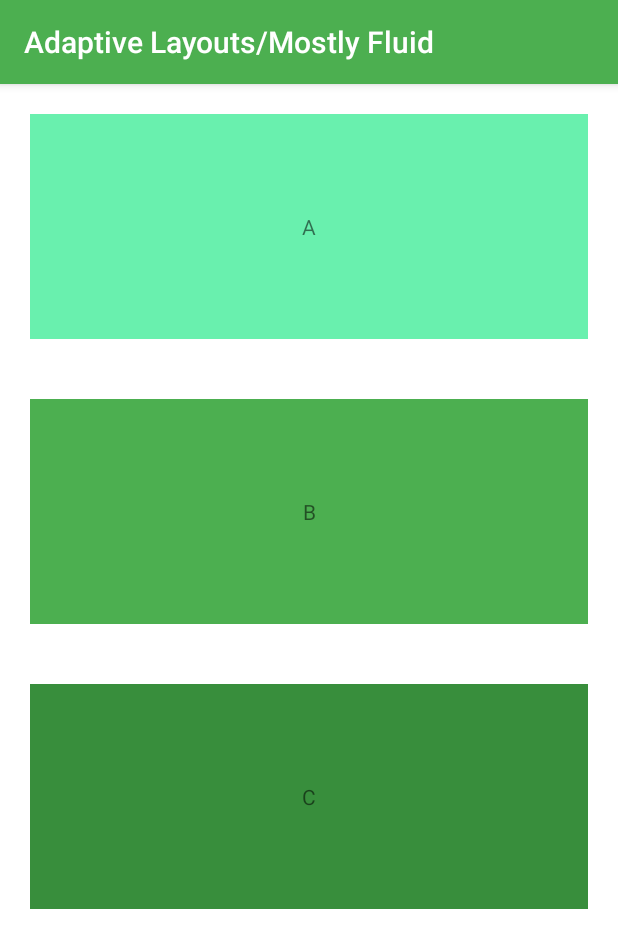
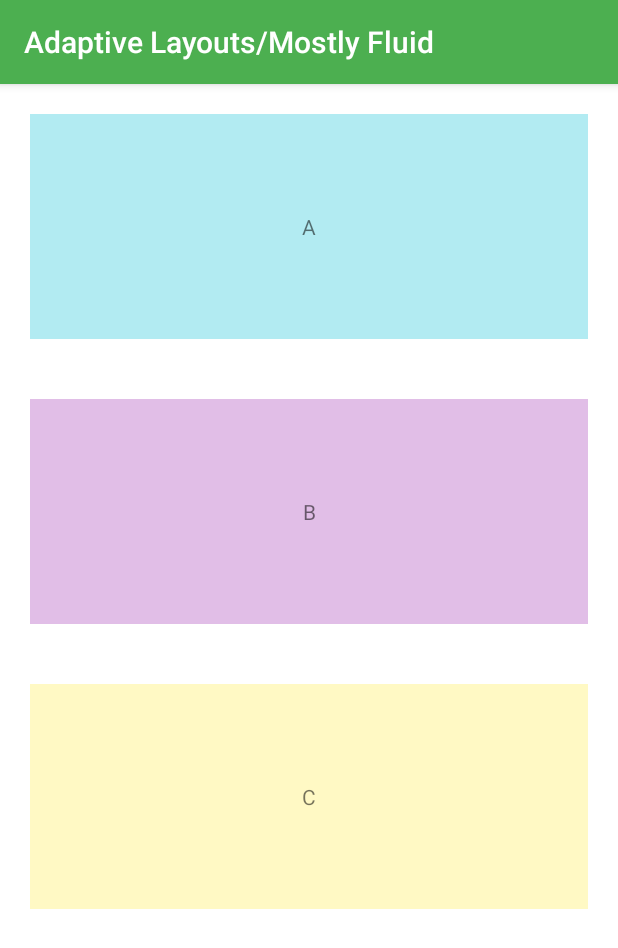
Before and after one commit to BradBroulik/android-adaptive-demos, an Android app: the MostlyFluidActivity screen opened directly, with no data from a screen before it, on a phone screen of 412 x 824 dp. Shown: the top 948 px of the screen. Run offline under Robolectric (Android 15) with nearby library versions, the phone set to English and light mode, and no system bars.

Commit message:
Style updates

```diff
--- a/app/src/main/res/layout/activity_mostly_fluid.xml
+++ b/app/src/main/res/layout/activity_mostly_fluid.xml
@@ -15,21 +15,21 @@
             android:layout_width="match_parent"
             android:layout_height="wrap_content"
             android:text="A"
-            android:background="@color/green_A200" />
+            android:background="@color/cyan_100" />
 
         <TextView
             style="@style/Widget.TextView.MostlyFluidItem"
             android:layout_width="match_parent"
             android:layout_height="wrap_content"
             android:text="B"
-            android:background="@color/green_500" />
+            android:background="@color/purple_100" />
 
         <TextView
             style="@style/Widget.TextView.MostlyFluidItem"
             android:layout_width="match_parent"
             android:layout_height="wrap_content"
             android:text="C"
-            android:background="@color/green_700"/>
+            android:background="@color/yellow_100"/>
 
     </LinearLayout>
 </ScrollView>
--- a/app/src/main/res/layout/activity_mostly_fluid_large.xml
+++ b/app/src/main/res/layout/activity_mostly_fluid_large.xml
@@ -14,7 +14,7 @@
             android:layout_width="match_parent"
             android:layout_height="wrap_content"
             android:text="A"
-            android:background="@color/green_A200" />
+            android:background="@color/cyan_100" />
 
         <LinearLayout
             android:layout_width="fill_parent"
@@ -26,7 +26,7 @@
                 android:layout_width="0dp"
                 android:layout_height="wrap_content"
                 android:text="B"
-                android:background="@color/green_500"
+                android:background="@color/purple_100"
                 android:layout_weight="1"
                 />
 
@@ -35,7 +35,7 @@
                 android:layout_width="0dp"
                 android:layout_height="wrap_content"
                 android:text="C"
-                android:background="@color/green_700"
+                android:background="@color/yellow_100"
                 android:layout_weight="1"
                  />
         </LinearLayout>
--- a/app/src/main/res/layout/grid_view_item.xml
+++ b/app/src/main/res/layout/grid_view_item.xml
@@ -2,7 +2,7 @@
 <TextView xmlns:android="http://schemas.android.com/apk/res/android"
     android:id="@+id/grid_view_cell1"
     android:layout_width="wrap_content" android:layout_height="wrap_content"
-    android:background="@color/material_deep_teal_200"
+    android:background="@color/cyan_100"
     android:height="150sp"
     android:width="200sp"
     android:textSize="14sp"
```
Also changed, not shown: app/src/main/res/values/colors.xml (+19 -1 lines).
